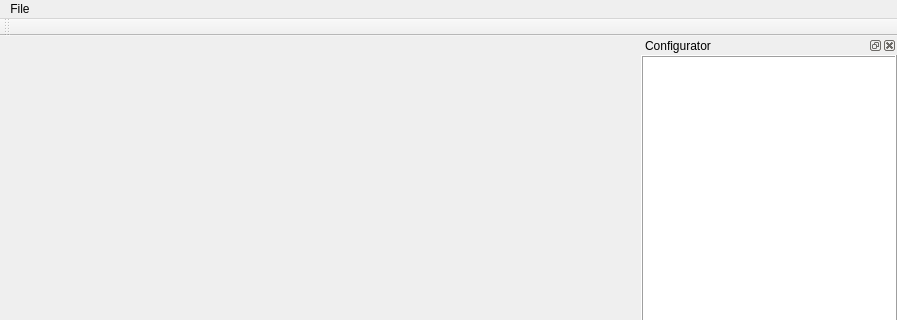
Qt form grays_encoder/ui/window_main/window_main.ui (andywm/GraysCodeGenerator) before a commit; both pictures show x 0 to 897 and y 0 to 320 of the 897 by 646 pixel window.
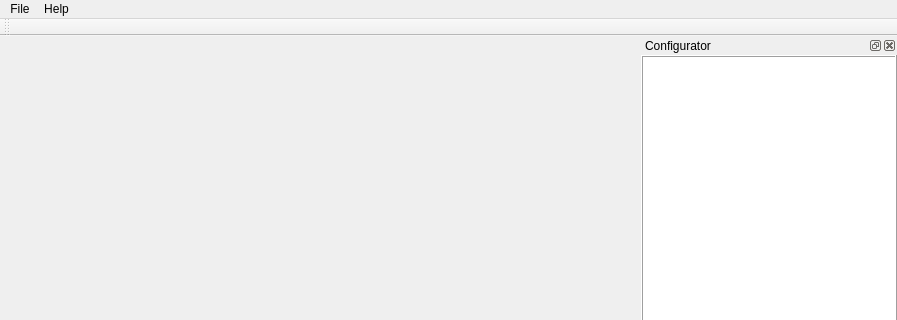
The same form after that commit.

```diff
--- a/grays_encoder/ui/window_main/window_main.ui
+++ b/grays_encoder/ui/window_main/window_main.ui
@@ -104,7 +104,13 @@
      <string>File</string>
     </property>
    </widget>
+   <widget class="QMenu" name="menuHelp">
+    <property name="title">
+     <string>Help</string>
+    </property>
+   </widget>
    <addaction name="menuFile"/>
+   <addaction name="menuHelp"/>
   </widget>
  </widget>
  <layoutdefault spacing="6" margin="11"/>
```
Left out of the diff: 5 changed lines with no effect on the pictures.
